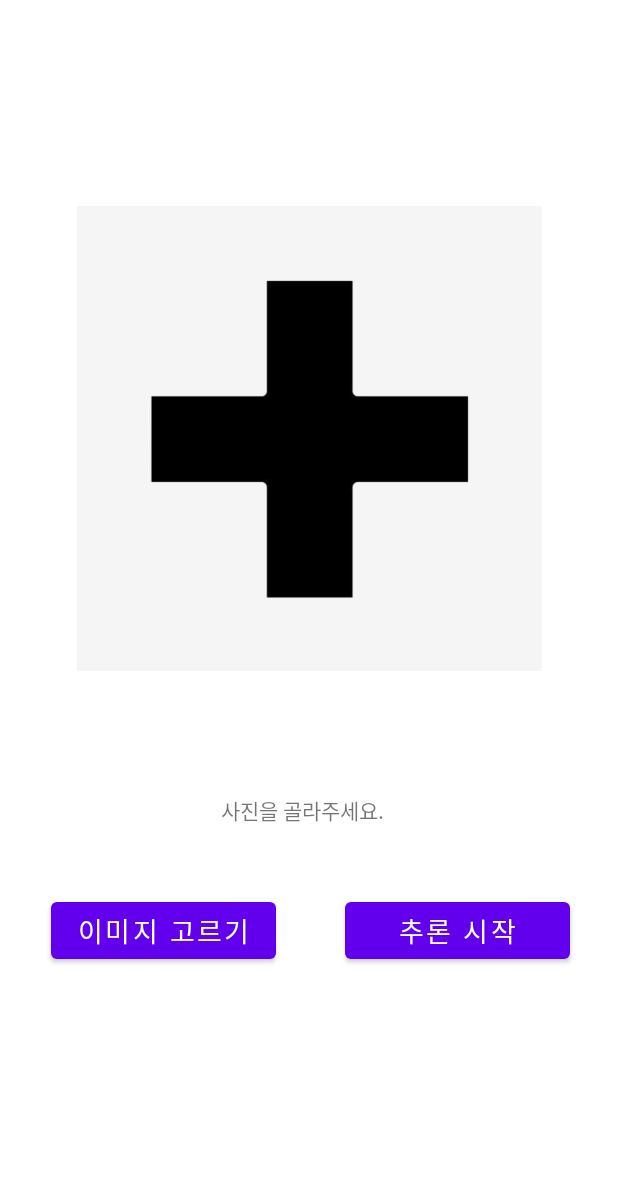
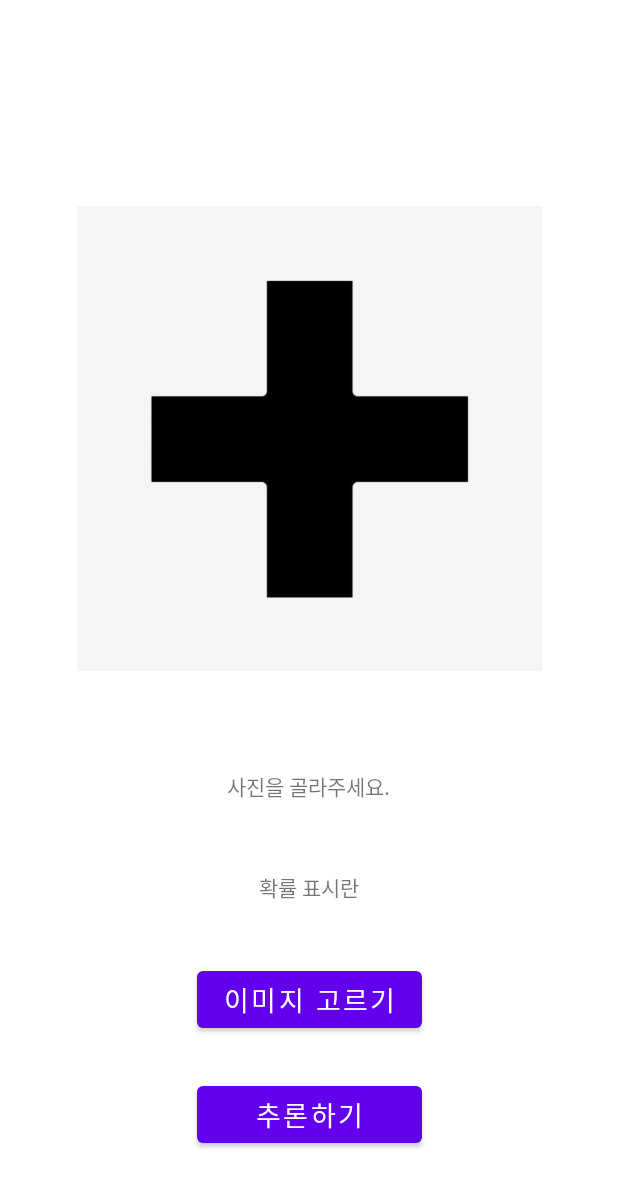
Before and after one commit to ggkdwnstj/ml_app, an Android app: the screen it shows after launch (MainActivity), after a tap on "이미지 고르기", on a phone screen of 412 x 824 dp. Shown: the top 1187 px of the screen. Run offline under Robolectric (Android 15) with nearby library versions, the phone set to English and light mode, and no system bars; libraries missing offline, so code that uses them is left out: org.tensorflow.lite.

Commit message:
컷~!!!!!!!!!!!!!!!!

```diff
--- a/app/src/main/java/com/coconut/ml_app/MainActivity.java
+++ b/app/src/main/java/com/coconut/ml_app/MainActivity.java
@@ -1,73 +1,182 @@
 package com.coconut.ml_app;
 
-import static android.os.ext.SdkExtensions.getExtensionVersion;
-
-import androidx.activity.result.ActivityResult;
-import androidx.activity.result.ActivityResultCallback;
 import androidx.activity.result.ActivityResultLauncher;
 import androidx.activity.result.contract.ActivityResultContracts;
 import androidx.appcompat.app.AppCompatActivity;
-import org.tensorflow.lite.Interpreter; //importing tensorflow module (animal classification)
+
+import org.tensorflow.lite.DataType;
+import org.tensorflow.lite.support.tensorbuffer.TensorBuffer;
 
 import android.content.Intent;
-import android.content.res.AssetFileDescriptor;
+import android.graphics.Bitmap;
+import android.graphics.ImageDecoder;
+import android.media.ThumbnailUtils;
 import android.net.Uri;
-import android.nfc.Tag;
 import android.os.Build;
 import android.os.Bundle;
 import android.provider.MediaStore;
 import android.util.Log;
-import android.view.View;
 import android.widget.Button;
 import android.widget.ImageView;
 import android.widget.TextView;
 
-import com.bumptech.glide.Glide;
+import com.coconut.ml_app.ml.Model;
 
 import java.io.IOException;
-import java.io.FileInputStream;
+import java.nio.ByteBuffer;
+import java.nio.ByteOrder;
 
 public class MainActivity extends AppCompatActivity {
-//    Button bnt1 = new Button();
-//    Interpreter tflite =
-private final String TAG = this.getClass().getSimpleName();
+
+    private final String TAG = this.getClass().getSimpleName();
+    final int imageSize = 224;
+
+    TextView text,text_conf;
+    ImageView img1;
+    Bitmap bitImg;
+    Button btn1, btn2;
+    Uri imgUri;
+
     @Override
     protected void onCreate(Bundle savedInstanceState) {
         super.onCreate(savedInstanceState);
         setContentView(R.layout.activity_main);
-
-        TextView text1 = findViewById(R.id.text1);
-        Button btn1 = findViewById(R.id.btn_sel);
-        Button btn2 = findViewById(R.id.btn_start);
-        ImageView img1 = findViewById(R.id.img1);
+        img1 = findViewById(R.id.img1);
+        btn1 = findViewById(R.id.btn_sel);
+        text = findViewById(R.id.text1);
+        text_conf = findViewById(R.id.text_conf);
+        btn2 = findViewById(R.id.btn_test);
+       // Interpreter tflite = new Interpreter("model.tflite",);
 
         //이미지를 고르는 버튼 'btn1'을 눌렀을 경우 사진을 고르는 event listener 구현
         btn1.setOnClickListener(view -> {
-            Intent intent = new Intent();
-            intent.setType("image/*");
-            intent.setAction(Intent.ACTION_GET_CONTENT);
-            launcher.launch(intent);
+            Intent galleryIntent = new Intent(Intent.ACTION_PICK,MediaStore.Images.Media.INTERNAL_CONTENT_URI).
+                    setType("image/*");
+            galleryIntent.setAction(Intent.ACTION_GET_CONTENT);
+            launcher.launch(galleryIntent);
         });
-    }
 
-    ActivityResultLauncher<Intent> launcher = registerForActivityResult(new ActivityResultContracts.StartActivityForResult(),
-            result -> {
 
-                ImageView img1 = findViewById(R.id.img1);
-                //imageView의 id를 검색할 수 있도록 findViewById로 선언
+        btn2.setOnClickListener(View -> {
+            Bitmap bm = null;
+            try {
+                if (Build.VERSION.SDK_INT >= Build.VERSION_CODES.P) {
+                    bm =// ImageDecoder.decodeBitmap(ImageDecoder.createSource(getContentResolver(), imgUri));
+                    ImageDecoder.decodeBitmap(ImageDecoder.createSource(getContentResolver(),imgUri)).copy(Bitmap.Config.RGBA_F16, true);
+                } else {
+                    bm = MediaStore.Images.Media.getBitmap(getContentResolver(), imgUri);
+                }
+            }catch (IOException e) {
+                    e.printStackTrace();
+                }
+            int dimension = Math.min(bm.getWidth(), bm.getHeight());
+            bm = ThumbnailUtils.extractThumbnail(bm, dimension, dimension);
+            img1.setImageBitmap(bm);
+            bitImg = bm;
 
-                if (result.getResultCode() == RESULT_OK) {
-                    Log.e(TAG,"result : " + result);
+            bitImg = Bitmap.createScaledBitmap(bm, imageSize, imageSize, false);
+
+            classifyImage(bitImg);
+                });
+           }
+
+       /*
+          이미지를 고른 상태에서 "추론 시작" 누를시 추론 실행
+          추론 결과에 따라 TextView의 내용이 변경
+          if문 사용, 사진을 고르지 않고 "추론 시작" 버튼을 클릭했을시 toast 메세지 띄우기
+       */
+
+
+    public ActivityResultLauncher<Intent> launcher = registerForActivityResult(new ActivityResultContracts.StartActivityForResult(),
+            result -> { // open the Gallery and pick up a photo.
+                    if (result.getResultCode() == RESULT_OK) {
+                    Log.e(TAG, "result : " + result); //result값 logcat에 출력
                     Intent intent = result.getData();
-                    Log.e(TAG, "intent : " + intent);
+                    Log.e(TAG, "intent : " + intent); //intent값 logcat에 출력
                     Uri uri = intent.getData();
-                    Log.e(TAG, "uri : " + uri);
-//                        imageview.setImageURI(uri);
-                    Glide.with(MainActivity.this)
-                            .load(uri)
-                            .into(img1);
+                    Log.e(TAG, "uri : " + uri); //uri값 logcat에 출력
+                    img1.setImageURI(uri);
+                    imgUri = uri;
+        //          System.out.println(imgUri); 선택한 이미지의 uri값을 확인하는 디버깅 코드
+
                 }
             });
 
-    //  Interpreter tflite = getTflite("model.tflite");
-}
+/*
+    @Override
+    public void onActivityResult(int requestCode, int resultCode, @Nullable Intent data) {
+        if (requestCode == 1 && resultCode == RESULT_OK) {
+
+            Bitmap image = (Bitmap) data.getExtras().get("uri");
+            int dimension = Math.min(image.getWidth(), image.getHeight());
+            image = ThumbnailUtils.extractThumbnail(image, dimension, dimension);
+            img1.setImageBitmap(image);
+            bitImg = image;
+
+            image = Bitmap.createScaledBitmap(image, imageSize, imageSize, false);
+            classifyImage(image);
+
+            System.out.println("TEST");
+        }
+        super.onActivityResult(requestCode, resultCode, data);
+    }
+*/
+
+    public void classifyImage(Bitmap image){
+        try {
+            Model model = Model.newInstance(getApplicationContext());
+
+            // Creates inputs for reference.
+            TensorBuffer inputFeature0 = TensorBuffer.createFixedSize(new int[]{1, 224, 224, 3}, DataType.FLOAT32);
+            ByteBuffer byteBuffer = ByteBuffer.allocateDirect(4 * imageSize * imageSize * 3);
+            byteBuffer.order(ByteOrder.nativeOrder());
+            int [] intValues = new int[imageSize * imageSize];
+            image.getPixels(intValues, 0, image.getWidth(), 0, 0, image.getWidth(), image.getHeight());
+            int pixel = 0;
+            for(int i = 0; i < imageSize; i++){
+                for(int j = 0; j < imageSize; j++){
+                    int val = intValues[pixel++]; // RGB값을 지정하는 코드
+                    byteBuffer.putFloat(((val >> 16) & 0xFF) * (1.f / 255.f));
+                    byteBuffer.putFloat(((val >> 8) & 0xFF) * (1.f / 255.f));
+                    byteBuffer.putFloat((val >> 0xFF) * (1.f / 255.f));
+                }
+            }
+
+            inputFeature0.loadBuffer(byteBuffer);
+
+//          Log.d("shape", byteBuffer.toString());  byteBuffer 값을 확인하는 디버깅 코드
+//          Log.d("shape", inputFeature0.getBuffer().toString()); inputBuffer 값을 확인하는 디버깅 코드
+
+            // Runs model inference and gets result.
+            Model.Outputs outputs = model.process(inputFeature0);
+            TensorBuffer outputFeature0 = outputs.getOutputFeature0AsTensorBuffer();
+
+            float[] confidences = outputFeature0.getFloatArray();
+            int maxPos = 0;
+            float maxConfidence = 0;
+            for(int i = 0; i < confidences.length; i++){
+                if(confidences[i] > maxConfidence){
+                    maxConfidence = confidences[i];
+                    maxPos = i;
+                }
+            }
+            String[] classes = {"강아지", "고양이"};
+            text.setText(classes[maxPos] + "" + "입니다.");
+
+            String s = "";
+
+                s = String.format("%s: %2.1f%% / %s : %2.1f%%", classes[0], confidences[0] * 100, classes[1], confidences[1] * 100);
+                text_conf.setText(s);
+
+            // Releases model resources if no longer used.
+            model.close();
+        } catch (IOException e) {
+            // TODO Handle the exception
+        }
+    }
+
+
+
+    //
+
+    }
--- /dev/null
+++ b/app/src/main/ml/labels.txt
@@ -0,0 +1,2 @@
+0 dog
+1 cat
--- a/app/src/main/res/layout/activity_main.xml
+++ b/app/src/main/res/layout/activity_main.xml
@@ -36,8 +36,22 @@
         android:id="@+id/text1"
         android:layout_width="116dp"
         android:layout_height="20dp"
-        android:layout_marginTop="32dp"
+        android:layout_marginTop="16dp"
+        android:gravity="center"
         android:text="사진을 골라주세요."
+        app:layout_constraintEnd_toEndOf="parent"
+        app:layout_constraintHorizontal_bias="0.498"
+        app:layout_constraintStart_toStartOf="parent"
+        app:layout_constraintTop_toBottomOf="@+id/img1"></TextView>
+
+    <TextView
+        android:id="@+id/text_conf"
+        android:layout_width="324dp"
+        android:layout_height="37dp"
+        android:layout_marginTop="44dp"
+        android:gravity="center"
+        android:text="확률 표시란"
+        app:layout_constraintBottom_toTopOf="@+id/btn_sel"
         app:layout_constraintEnd_toEndOf="parent"
         app:layout_constraintHorizontal_bias="0.498"
         app:layout_constraintStart_toStartOf="parent"
@@ -48,29 +62,29 @@
         android:layout_width="150dp"
         android:layout_height="50dp"
         android:layout_marginTop="24dp"
-        android:layout_marginEnd="36dp"
         android:layout_weight="1"
         android:text="이미지 고르기"
         android:textSize="18sp"
-        app:layout_constraintBottom_toBottomOf="parent"
-        app:layout_constraintEnd_toStartOf="@+id/btn_start"
-        app:layout_constraintHorizontal_bias="0.767"
+        app:layout_constraintBottom_toTopOf="@+id/btn_test"
+        app:layout_constraintEnd_toEndOf="parent"
+        app:layout_constraintHorizontal_bias="0.501"
         app:layout_constraintStart_toStartOf="parent"
         app:layout_constraintTop_toBottomOf="@+id/text1"
-        app:layout_constraintVertical_bias="0.11" />
+        app:layout_constraintVertical_bias="0.761" />
 
     <Button
-        android:id="@+id/btn_start"
+        android:id="@+id/btn_test"
         android:layout_width="150dp"
         android:layout_height="50dp"
         android:layout_marginTop="24dp"
-        android:layout_marginEnd="32dp"
-        android:text="추론 시작"
+        android:layout_weight="1"
+        android:text="추론하기"
         android:textSize="18sp"
         app:layout_constraintBottom_toBottomOf="parent"
         app:layout_constraintEnd_toEndOf="parent"
+        app:layout_constraintHorizontal_bias="0.501"
+        app:layout_constraintStart_toStartOf="parent"
         app:layout_constraintTop_toBottomOf="@+id/text1"
-        app:layout_constraintVertical_bias="0.11" />
-
+        app:layout_constraintVertical_bias="0.741" />
 
 </androidx.constraintlayout.widget.ConstraintLayout>
```
Also changed, not shown: 1 other file.
